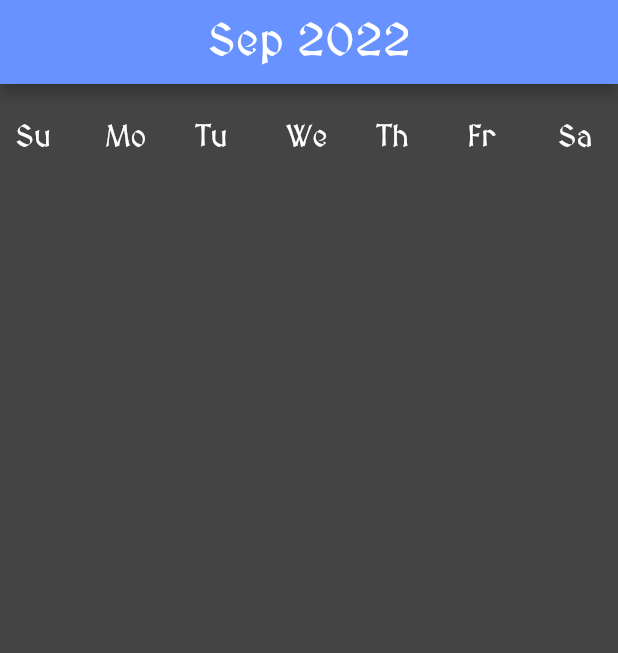
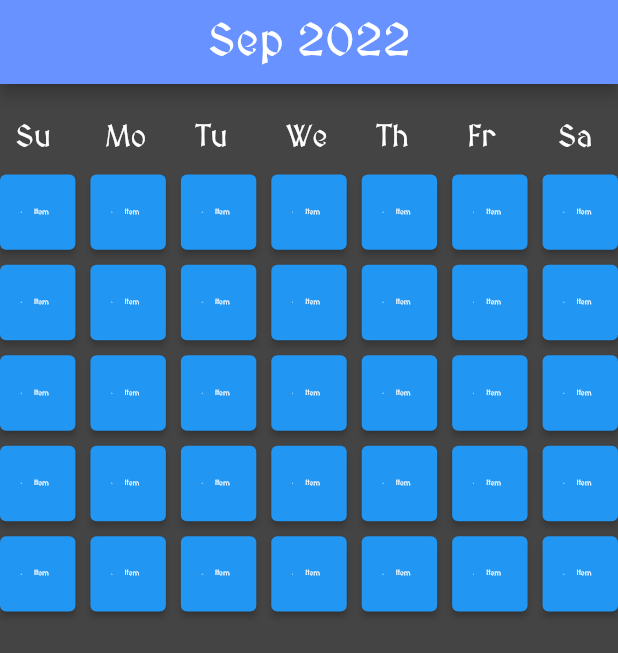
Before and after one commit to AndyCChen/ToDoList_App, a Flutter app: the screen it shows after launch, on a phone screen of 412 x 824 dp. Shown: the top 653 px of the screen. Run offline on Flutter 3.47's test engine with Material 2 defaults, Android fonts, the phone set to English and light mode, and no system bars.

Commit message:
started adding buttons to grid

```diff
--- a/lib/month_page.dart
+++ b/lib/month_page.dart
@@ -1,3 +1,5 @@
+import 'dart:ui';
+
 import 'package:flutter/material.dart';
 
 class MonthPage extends StatefulWidget {
@@ -48,12 +50,25 @@ class _MonthPageState extends State<MonthPage> {
       ),
 
       body: GridView.builder(
-          itemCount: 7,
+          itemCount: 42,
           itemBuilder: (context, i) {
-            return Container(
-              padding: EdgeInsets.only(left: gridItemPaddingLeft,top: gridItemPaddingTop),
-              child: Text(dayTitle[i],
-                style: TextStyle(color: Colors.white, fontSize: dayFontSize),),
+            if (i < 7) {
+              return Container(
+                padding: EdgeInsets.only(left: gridItemPaddingLeft,top: gridItemPaddingTop),
+                child: Text(dayTitle[i],
+                  style: TextStyle(color: Colors.white, fontSize: dayFontSize),),
+              );
+            }
+
+            return ElevatedButton.icon(
+              style: ElevatedButton.styleFrom(
+                minimumSize: const Size(50, 20),
+              ),
+              icon: const Icon(Icons.arrow_forward, size: 1),
+              label: const Text('Item',
+                style: TextStyle(color: Colors.white, fontSize: 5)
+              ),
+              onPressed: () => {},
             );
           },
           gridDelegate: const SliverGridDelegateWithFixedCrossAxisCount (
```
